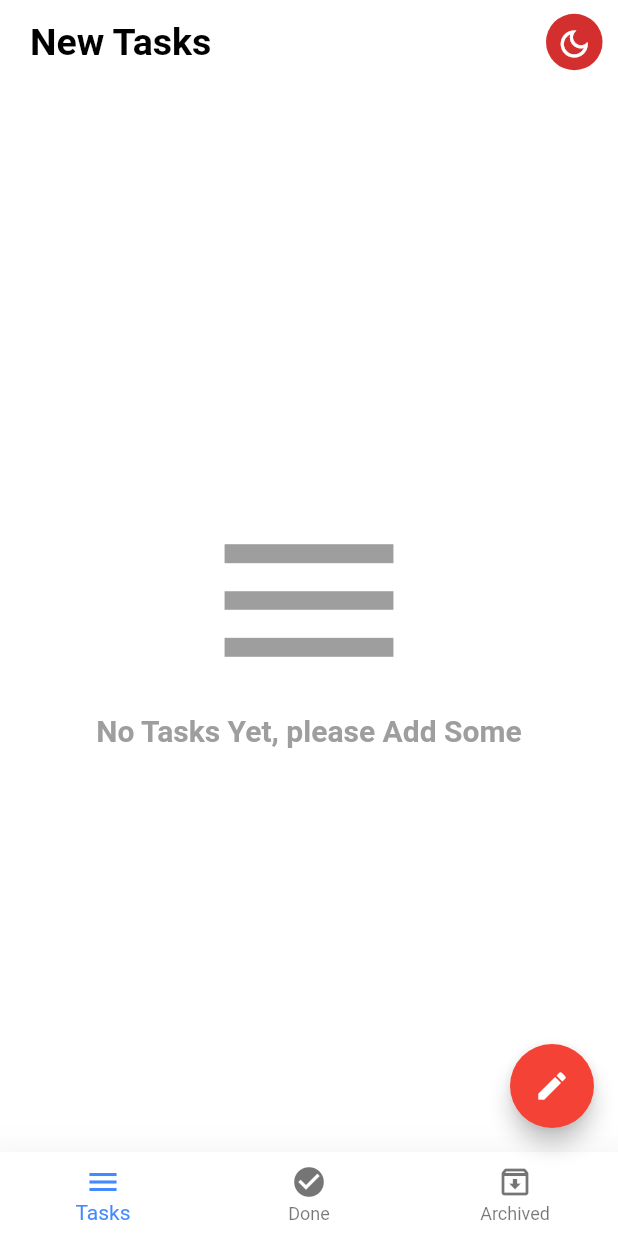
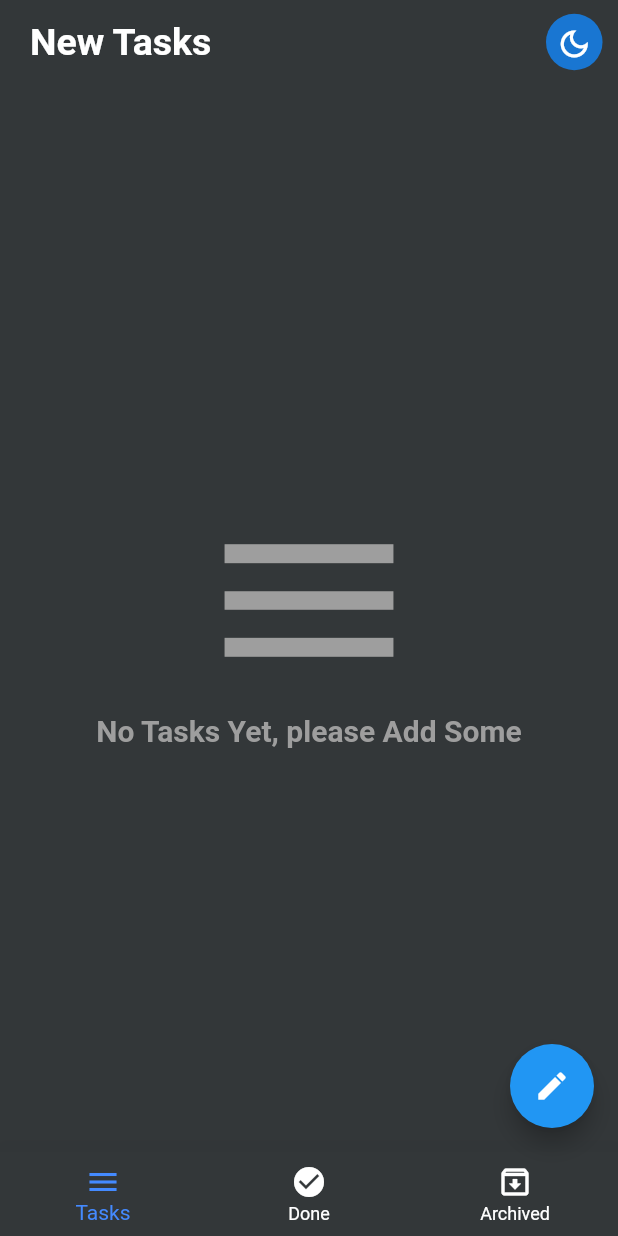
Before and after one commit to HusseinMohamed99/TO-DO, a Flutter app: the screen it shows after launch, after a tap on the "dark mode" icon, on a phone screen of 412 x 824 dp. Run offline on Flutter 3.47's test engine with Material 2 defaults, Android fonts, the phone set to English and light mode, and no system bars; our stand-ins replace bloc, conditional_builder_null_safety, dio, flutter_bloc, flutter_screenutil, shared_preferences and 2 more; accounts and stored records are empty; Roboto replaces fonts that are missing (Jannah).

```diff
--- a/lib/layout/todo_app/todo_layout.dart
+++ b/lib/layout/todo_app/todo_layout.dart
@@ -3,8 +3,9 @@ import 'package:flutter/material.dart';
 import 'package:flutter_bloc/flutter_bloc.dart';
 import 'package:flutter_screenutil/flutter_screenutil.dart';
 import 'package:intl/intl.dart';
-import 'package:todo/shared/components/componentes.dart';
+import 'package:todo/shared/components/components.dart';
 import 'package:todo/shared/cubit/cubit.dart';
+import 'package:todo/shared/cubit/mode_cubit.dart';
 import 'package:todo/shared/cubit/states.dart';
 
 class HomeLayout extends StatelessWidget {
@@ -17,6 +18,7 @@ class HomeLayout extends StatelessWidget {
     var titleController = TextEditingController();
     var timeController = TextEditingController();
     var dateController = TextEditingController();
+
     return BlocProvider(
       create: (context) => AppCubit()..createDatabase(),
       child: BlocConsumer<AppCubit, AppStates>(
@@ -43,7 +45,7 @@ class HomeLayout extends StatelessWidget {
                   child: CircleAvatar(
                     child: IconButton(
                       onPressed: () {
-                        cubit.changeAppMode();
+                        ModeCubit.get(context).changeAppMode();
                       },
                       icon: const Icon(Icons.dark_mode_outlined),
                     ),
--- a/lib/main.dart
+++ b/lib/main.dart
@@ -6,7 +6,8 @@ import 'package:todo/layout/todo_app/todo_layout.dart';
 import 'package:todo/network/local/cache_helper.dart';
 import 'package:todo/network/remote/dio_helper.dart';
 import 'package:todo/shared/cubit/cubit.dart';
-import 'package:todo/shared/cubit/states.dart';
+import 'package:todo/shared/cubit/mode_cubit.dart';
+import 'package:todo/shared/cubit/mode_states.dart';
 import 'package:todo/styles/themes.dart';
 import 'package:wakelock/wakelock.dart';
 
@@ -37,12 +38,22 @@ class MyApp extends StatelessWidget {
 
   @override
   Widget build(BuildContext context) {
-    return BlocProvider(
-      create: (context) => AppCubit()
-        ..changeAppMode(
-          fromShared: isDark,
+    return MultiBlocProvider(
+      providers: [
+        BlocProvider(
+          create: (context) => AppCubit()
+            ..changeAppMode(
+              fromShared: isDark,
+            ),
         ),
-      child: BlocConsumer<AppCubit, AppStates>(
+        BlocProvider(
+          create: (context) => ModeCubit()
+            ..changeAppMode(
+              fromShared: isDark,
+            ),
+        ),
+      ],
+      child: BlocConsumer<ModeCubit, ModeStates>(
         listener: (context, state) {},
         builder: (context, state) {
           SystemChrome.setPreferredOrientations([
@@ -55,12 +66,13 @@ class MyApp extends StatelessWidget {
               splitScreenMode: true,
               builder: (context, child) {
                 return MaterialApp(
+                  title: 'TO DO',
                   debugShowCheckedModeBanner: false,
                   theme: ThemeApp.lightTheme,
                   darkTheme: ThemeApp.darkTheme,
-                  themeMode: AppCubit.get(context).isDark
-                      ? ThemeMode.dark
-                      : ThemeMode.light,
+                  themeMode: ModeCubit.get(context).isDark
+                      ? ThemeMode.light
+                      : ThemeMode.dark,
                   home: const HomeLayout(),
                 );
               });
--- a/lib/modules/todo_app/newArchived/new_archived_screen.dart
+++ b/lib/modules/todo_app/newArchived/new_archived_screen.dart
@@ -1,7 +1,6 @@
-
 import 'package:flutter/material.dart';
 import 'package:flutter_bloc/flutter_bloc.dart';
-import 'package:todo/shared/components/componentes.dart';
+import 'package:todo/shared/components/components.dart';
 import 'package:todo/shared/cubit/cubit.dart';
 import 'package:todo/shared/cubit/states.dart';
 
--- a/lib/modules/todo_app/newDone/new_done_screen.dart
+++ b/lib/modules/todo_app/newDone/new_done_screen.dart
@@ -1,6 +1,6 @@
 import 'package:flutter/material.dart';
 import 'package:flutter_bloc/flutter_bloc.dart';
-import 'package:todo/shared/components/componentes.dart';
+import 'package:todo/shared/components/components.dart';
 import 'package:todo/shared/cubit/cubit.dart';
 import 'package:todo/shared/cubit/states.dart';
 
--- a/lib/modules/todo_app/newTasks/new_tasks_screen.dart
+++ b/lib/modules/todo_app/newTasks/new_tasks_screen.dart
@@ -1,6 +1,6 @@
 import 'package:flutter/material.dart';
 import 'package:flutter_bloc/flutter_bloc.dart';
-import 'package:todo/shared/components/componentes.dart';
+import 'package:todo/shared/components/components.dart';
 import 'package:todo/shared/cubit/cubit.dart';
 import 'package:todo/shared/cubit/states.dart';
 
--- /dev/null
+++ b/lib/shared/cubit/mode_cubit.dart
@@ -0,0 +1,23 @@
+import 'package:flutter_bloc/flutter_bloc.dart';
+import 'package:todo/network/local/cache_helper.dart';
+import 'package:todo/shared/cubit/mode_states.dart';
+
+class ModeCubit extends Cubit<ModeStates> {
+  ModeCubit() : super(ModeInitialState());
+
+  static ModeCubit get(context) => BlocProvider.of(context);
+
+  bool isDark = false;
+
+  void changeAppMode({bool? fromShared}) {
+    if (fromShared != null) {
+      isDark = fromShared;
+      emit(AppChangeModeState());
+    } else {
+      isDark = !isDark;
+      CacheHelper.putBoolean(key: 'isDark', value: isDark).then((value) {
+        emit(AppChangeModeState());
+      });
+    }
+  }
+}
--- /dev/null
+++ b/lib/shared/cubit/mode_states.dart
@@ -0,0 +1,5 @@
+abstract class ModeStates {}
+
+class ModeInitialState extends ModeStates {}
+
+class AppChangeModeState extends ModeStates {}
```
Also changed, not shown: lib/shared/components/components.dart (renamed from lib/shared/components/componentes.dart).
